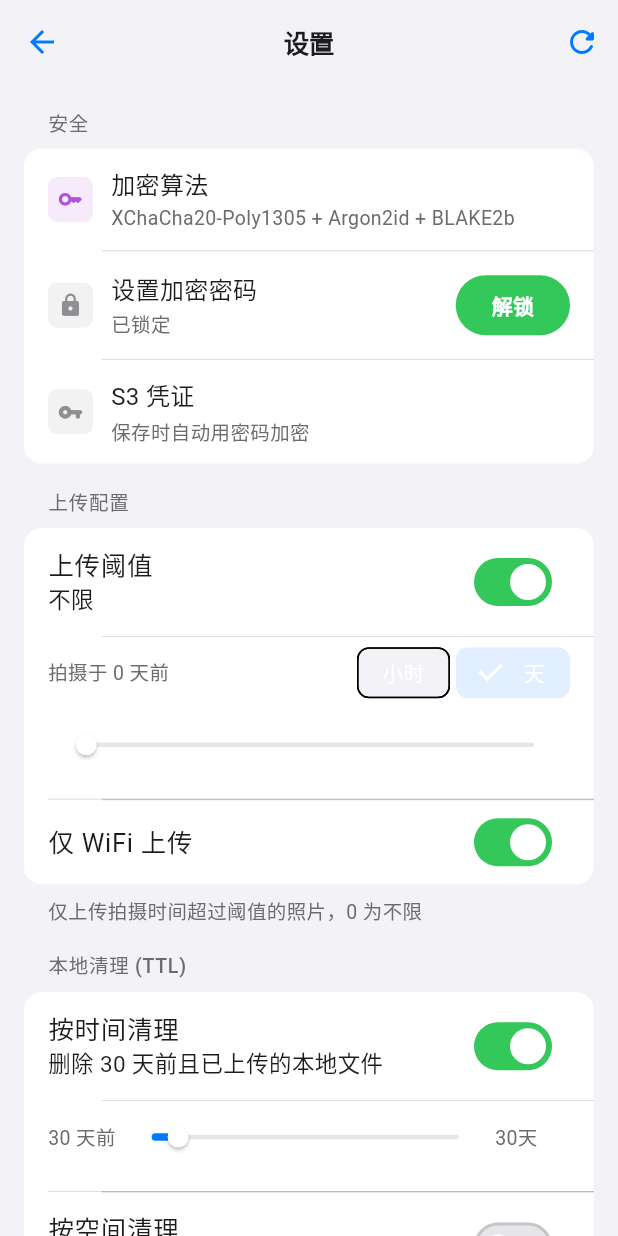
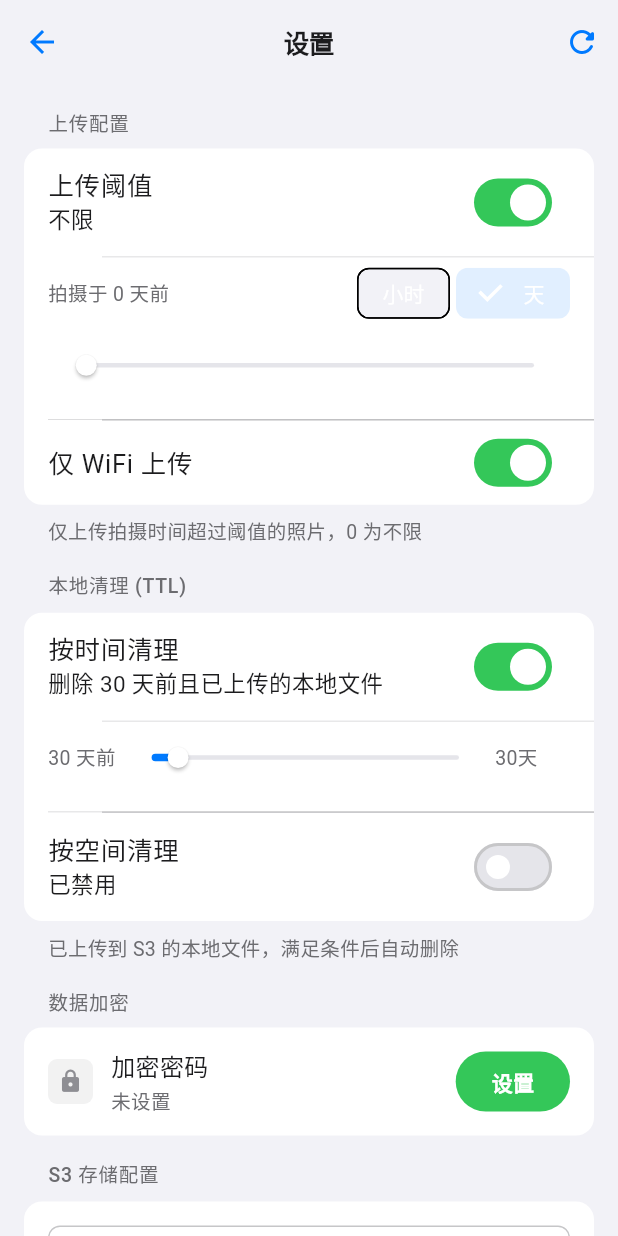
Before and after one commit to kungf/enpix, a Flutter app: the SettingsScreen screen opened directly, after a tap on "按时间清理", on a phone screen of 412 x 824 dp. Run offline on Flutter 3.47's test engine with Material 3 defaults, Android fonts, the phone set to English and light mode, and no system bars; our stand-ins replace device_info_plus, dio, fl_chart, flutter_riverpod, flutter_secure_storage; missing offline and left inert: cryptography, photo_manager; accounts and stored records are empty.

Commit message:
refactor: remove SK encryption, simplify settings UI with user-friendly labels
credential_service:
- Store AK/SK as plaintext in Keychain (iOS Keychain already
  hardware-encrypted - KEK wrapping was redundant)
- loadS3Credentials() no longer requires isSessionActive
- saveS3Credentials() no longer checks for KEK session
- Fixed changePassphrase secureFree/endSession ordering
- Keychain keys renamed to access_key_v2 / secret_key_v2
  (existing credentials must be re-saved after this update)

settings UI:
- SecuritySection: removed encryption algorithm and S3 credential rows;
  simplified to passphrase set/unset; uses ref.watch instead
  of local _hasPassphrase cache
- AboutSection: collapsed crypto algorithm details under
  expandable tech-info header; cached FutureBuilder future
- SettingsScreen: reordered sections (upload config first,
  encryption moved after TTL)
- unlock_dialog: renamed title/button from unlock to confirm

overview screen:
- Removed encryption algorithm status row
- Changed encryption key status labels to be user-friendly

Co-Authored-By: Claude <noreply@anthropic.com>

```diff
--- a/lib/presentation/screens/cloud_gallery/cloud_gallery_screen.dart
+++ b/lib/presentation/screens/cloud_gallery/cloud_gallery_screen.dart
@@ -112,14 +112,6 @@ class _CloudGalleryScreenState extends ConsumerState<CloudGalleryScreen> {
       final s3 = ref.read(s3ServiceProvider);
 
       if (!s3.isConfigured) {
-        if (!credService.isSessionActive) {
-          setState(() {
-            _loading = false;
-            _error = true;
-            _needPassphrase = true;
-          });
-          return;
-        }
         final endpointUrl = await credService.getS3Endpoint() ?? '';
         final bucketName = await credService.getS3Bucket() ?? '';
         if (endpointUrl.isEmpty || bucketName.isEmpty) {
@@ -284,7 +276,7 @@ class _CloudGalleryScreenState extends ConsumerState<CloudGalleryScreen> {
       if (!credService.isSessionActive) {
         if (mounted)
           ScaffoldMessenger.of(context)
-              .showSnackBar(const SnackBar(content: Text('请先在设置中创建加密密码')));
+              .showSnackBar(const SnackBar(content: Text('请先在设置中设置加密密码')));
         return;
       }
       if (mounted)
@@ -416,8 +408,8 @@ class _CloudGalleryScreenState extends ConsumerState<CloudGalleryScreen> {
       if (_needPassphrase) {
         return EnpixEmptyState(
             icon: Icons.lock_outline_rounded,
-            title: '需要设置加密密钥',
-            subtitle: 'Enpix 使用端到端加密保护你的照片\n请前往设置 → 安全中创建加密密码',
+            title: '需要设置加密密码',
+            subtitle: 'Enpix 使用端到端加密保护你的照片\n请前往设置 → 数据加密中设置密码',
             action: FilledButton.icon(
                 onPressed: widget.onNavigateToSettings,
                 icon: const Icon(Icons.settings_rounded, size: 18),
--- a/lib/presentation/screens/local_gallery/local_gallery_screen.dart
+++ b/lib/presentation/screens/local_gallery/local_gallery_screen.dart
@@ -198,7 +198,7 @@ class _LocalGalleryScreenState extends ConsumerState<LocalGalleryScreen>
     if (!credService.isSessionActive) {
       if (mounted) {
         ScaffoldMessenger.of(context).showSnackBar(
-          const SnackBar(content: Text('请先在设置中解锁密钥')),
+          const SnackBar(content: Text('请先在设置中设置加密密码')),
         );
       }
       return;
--- a/lib/presentation/screens/overview/overview_screen.dart
+++ b/lib/presentation/screens/overview/overview_screen.dart
@@ -438,8 +438,8 @@ class _SystemStatusCard extends ConsumerWidget {
           const SizedBox(height: AppSpacing.md),
           _StatusRow(
             icon: Icons.lock_rounded,
-            label: '加密密钥',
-            status: isSessionActive ? '已解锁' : '未解锁',
+            label: '数据加密',
+            status: isSessionActive ? '已就绪' : '未就绪',
             statusColor:
                 isSessionActive ? AppColors.brandGreen : AppColors.brandOrange,
           ),
@@ -458,13 +458,6 @@ class _SystemStatusCard extends ConsumerWidget {
             label: '本地清理',
             status: '按需运行',
             statusColor: AppColors.labelSecondary,
-          ),
-          const Divider(indent: 0),
-          _StatusRow(
-            icon: Icons.shield_rounded,
-            label: '加密算法',
-            status: 'XChaCha20-Poly1305',
-            statusColor: AppColors.brandPurple,
           ),
         ],
       ),
--- a/lib/presentation/screens/settings/dialogs/unlock_and_reset_dialogs.dart
+++ b/lib/presentation/screens/settings/dialogs/unlock_and_reset_dialogs.dart
@@ -26,9 +26,9 @@ class _UnlockDialogState extends State<_UnlockDialog> {
   @override
   Widget build(BuildContext context) {
     return AlertDialog(
-      title: const Text('解锁密钥'),
+      title: const Text('输入密码'),
       content: Column(mainAxisSize: MainAxisSize.min, children: [
-        const Text('输入密码以解锁 KEK 会话'),
+        const Text('请输入加密密码以继续'),
         const SizedBox(height: AppSpacing.lg),
         TextField(
           controller: _ctrl, obscureText: _obscure,
@@ -42,7 +42,7 @@ class _UnlockDialogState extends State<_UnlockDialog> {
       ]),
       actions: [
         TextButton(onPressed: () => Navigator.pop(context), child: const Text('取消')),
-        FilledButton(onPressed: () => Navigator.pop(context, _ctrl.text), child: const Text('解锁')),
+        FilledButton(onPressed: () => Navigator.pop(context, _ctrl.text), child: const Text('确定')),
       ],
     );
   }
--- a/lib/presentation/screens/settings/settings_screen.dart
+++ b/lib/presentation/screens/settings/settings_screen.dart
@@ -54,9 +54,9 @@ class _SettingsScreenState extends ConsumerState<SettingsScreen> {
       body: ListView(
         padding: const EdgeInsets.symmetric(vertical: AppSpacing.sm),
         children: const [
-          SecuritySection(),
           UploadSection(),
           TtlSection(),
+          SecuritySection(),
           StorageSection(),
           AboutSection(),
           SizedBox(height: AppSpacing.xxxxl),
--- a/lib/presentation/screens/settings/widgets/about_section.dart
+++ b/lib/presentation/screens/settings/widgets/about_section.dart
@@ -4,34 +4,68 @@ import 'package:see_photo/core/theme/app_colors.dart';
 import 'package:see_photo/core/theme/app_spacing.dart';
 import 'package:see_photo/services/providers.dart';
 import 'package:see_photo/presentation/shared/widgets/enpix_section.dart';
+import 'package:see_photo/presentation/shared/widgets/enpix_list_tile.dart';
 
-/// About section — app version, crypto info, KEK fingerprint.
-class AboutSection extends ConsumerWidget {
+/// About section — app version and KEK fingerprint.
+class AboutSection extends ConsumerStatefulWidget {
   const AboutSection({super.key});
 
   @override
-  Widget build(BuildContext context, WidgetRef ref) {
-    final cred = ref.read(credentialServiceProvider);
+  ConsumerState<AboutSection> createState() => _AboutSectionState();
+}
+
+class _AboutSectionState extends ConsumerState<AboutSection> {
+  bool _showTechInfo = false;
+  Future<String?>? _cachedFingerprint;
+
+  @override
+  void initState() {
+    super.initState();
+    _cachedFingerprint = ref.read(credentialServiceProvider).getKekFingerprint();
+  }
+
+  @override
+  Widget build(BuildContext context) {
     return EnpixSection(
       header: '关于',
       children: [
+        _infoTile('版本', '0.1.0', Icons.info_outline_rounded, AppColors.brandBlue),
         FutureBuilder<String?>(
-          future: cred.getKekFingerprint(),
-          builder: (_, s) => _infoRow('KEK 指纹', s.data?.substring(0, 12) ?? '—', mono: true),
+          future: _cachedFingerprint,
+          builder: (_, s) => _infoTile('KEK 指纹', s.data?.substring(0, 12) ?? '—', Icons.fingerprint_rounded, AppColors.brandGray),
         ),
-        _infoRow('版本', '0.1.0'),
-        _infoRow('加密', 'XChaCha20-Poly1305'),
-        _infoRow('密钥派生', 'Argon2id (64 MiB)'),
-        _infoRow('哈希', 'BLAKE2b-256'),
+        const Divider(indent: 52),
+        InkWell(
+          onTap: () => setState(() => _showTechInfo = !_showTechInfo),
+          child: Padding(
+            padding: const EdgeInsets.symmetric(horizontal: AppSpacing.lg, vertical: AppSpacing.sm),
+            child: Row(children: [
+              Icon(_showTechInfo ? Icons.expand_less_rounded : Icons.expand_more_rounded,
+                  size: 20, color: AppColors.labelSecondary),
+              const SizedBox(width: AppSpacing.sm),
+              Text('技术信息', style: const TextStyle(fontSize: 15, color: AppColors.labelSecondary)),
+            ]),
+          ),
+        ),
+        if (_showTechInfo) ...[
+          _infoRow('加密', 'XChaCha20-Poly1305'),
+          _infoRow('密钥派生', 'Argon2id (64 MiB)'),
+          _infoRow('哈希', 'BLAKE2b-256'),
+        ],
       ],
     );
   }
 
-  Widget _infoRow(String label, String value, {bool mono = false}) => Padding(
-    padding: const EdgeInsets.symmetric(horizontal: AppSpacing.lg, vertical: AppSpacing.sm),
+  Widget _infoTile(String label, String value, IconData icon, Color color) => EnpixListTile(
+    icon: icon, iconColor: color,
+    title: label, subtitle: value,
+  );
+
+  Widget _infoRow(String label, String value) => Padding(
+    padding: const EdgeInsets.fromLTRB(AppSpacing.lg, AppSpacing.sm, AppSpacing.lg, AppSpacing.sm),
     child: Row(children: [
       SizedBox(width: 80, child: Text(label, style: const TextStyle(fontSize: 15, color: AppColors.labelSecondary))),
-      Expanded(child: Text(value, style: TextStyle(fontSize: 15, color: AppColors.labelPrimary, fontFamily: mono ? 'monospace' : null))),
+      Expanded(child: Text(value, style: const TextStyle(fontSize: 15, color: AppColors.labelPrimary, fontFamily: 'monospace'))),
     ]),
   );
 }
--- a/lib/presentation/screens/settings/widgets/security_section.dart
+++ b/lib/presentation/screens/settings/widgets/security_section.dart
@@ -8,86 +8,90 @@ import 'package:see_photo/presentation/shared/widgets/enpix_list_tile.dart';
 import 'package:see_photo/presentation/screens/settings/dialogs/setup_password_dialog.dart';
 import 'package:see_photo/presentation/screens/settings/dialogs/unlock_and_reset_dialogs.dart';
 
-/// Security section — encryption key management.
-class SecuritySection extends ConsumerWidget {
+/// Encryption passphrase section — controls the passphrase that protects
+/// end-to-end encrypted cloud photos.
+class SecuritySection extends ConsumerStatefulWidget {
   const SecuritySection({super.key});
 
   @override
-  Widget build(BuildContext context, WidgetRef ref) {
-    final credService = ref.read(credentialServiceProvider);
+  ConsumerState<SecuritySection> createState() => _SecuritySectionState();
+}
+
+class _SecuritySectionState extends ConsumerState<SecuritySection> {
+  @override
+  Widget build(BuildContext context) {
+    final cred = ref.watch(credentialServiceProvider);
+    final isActive = cred.isSessionActive;
 
     return EnpixSection(
-      header: '安全',
+      header: '数据加密',
       children: [
-        const EnpixListTile(
-          icon: Icons.key_rounded, iconColor: AppColors.brandPurple,
-          title: '加密算法', subtitle: 'XChaCha20-Poly1305 + Argon2id + BLAKE2b',
-        ),
-        _PassphraseTile(credService: credService),
-        const EnpixListTile(
-          icon: Icons.vpn_key_rounded, iconColor: AppColors.brandGray,
-          title: 'S3 凭证', subtitle: '保存时自动用密码加密',
+        EnpixListTile(
+          icon: Icons.lock_rounded,
+          iconColor: isActive ? AppColors.brandGreen : AppColors.brandGray,
+          title: '加密密码',
+          subtitle: isActive ? '已设置' : '未设置',
+          trailing: isActive
+              ? TextButton(
+                  onPressed: _changePassphrase,
+                  child: const Text('修改', style: TextStyle(fontSize: 15)),
+                )
+              : FilledButton.tonal(
+                  onPressed: _setupPassphrase,
+                  child: const Text('设置'),
+                ),
         ),
       ],
     );
   }
-}
 
-class _PassphraseTile extends ConsumerWidget {
-  final CredentialService credService;
-  const _PassphraseTile({required this.credService});
-
-  @override
-  Widget build(BuildContext context, WidgetRef ref) {
-    final active = credService.isSessionActive;
-    return EnpixListTile(
-      icon: Icons.lock_rounded,
-      iconColor: active ? AppColors.brandGreen : AppColors.brandGray,
-      title: active ? '加密密钥' : '设置加密密码',
-      subtitle: active ? '已解锁' : '已锁定',
-      trailing: Row(mainAxisSize: MainAxisSize.min, children: [
-        if (active)
-          IconButton(
-            icon: const Icon(Icons.delete_outline_rounded, size: 18, color: AppColors.brandRed),
-            onPressed: () => _reset(context, ref),
-            tooltip: '重置',
-          )
-        else
-          FilledButton.tonal(onPressed: () => _unlockOrSetup(context, ref), child: const Text('解锁')),
-      ]),
-    );
-  }
-
-  Future<void> _unlockOrSetup(BuildContext context, WidgetRef ref) async {
+  Future<void> _setupPassphrase() async {
     final cred = ref.read(credentialServiceProvider);
-    final hasPw = await cred.hasPassphrase();
-    if (hasPw) {
-      final pw = await showUnlockDialog(context);
-      if (pw == null || pw.isEmpty) return;
-      try {
-        await cred.unlockWithPassphrase(pw);
-        if (context.mounted) ScaffoldMessenger.of(context).showSnackBar(
-          const SnackBar(content: Text('已解锁'), backgroundColor: AppColors.brandGreen));
-      } on Exception {
-        if (context.mounted) ScaffoldMessenger.of(context).showSnackBar(
-          const SnackBar(content: Text('密码错误')));
-      }
-    } else {
-      final pw = await showSetupPasswordDialog(context);
-      if (pw == null || pw.isEmpty) return;
+    final pw = await showSetupPasswordDialog(context);
+    if (pw == null || pw.isEmpty) return;
+    try {
       final kek = await cred.setupPassphrase(pw);
       cred.startSession(kek);
-      if (context.mounted) ScaffoldMessenger.of(context).showSnackBar(
-        const SnackBar(content: Text('密码已设置'), backgroundColor: AppColors.brandGreen));
+      if (mounted) {
+        ScaffoldMessenger.of(context).showSnackBar(
+          const SnackBar(content: Text('加密密码已设置'), backgroundColor: AppColors.brandGreen));
+      }
+    } catch (e) {
+      if (mounted) {
+        ScaffoldMessenger.of(context).showSnackBar(
+          SnackBar(content: Text('设置失败: $e'), backgroundColor: AppColors.brandRed));
+      }
     }
   }
 
-  Future<void> _reset(BuildContext context, WidgetRef ref) async {
-    final ok = await showResetDialog(context);
-    if (ok == true) {
-      await ref.read(credentialServiceProvider).resetAll();
-      if (context.mounted) ScaffoldMessenger.of(context).showSnackBar(
-        const SnackBar(content: Text('已重置')));
+  Future<void> _changePassphrase() async {
+    final cred = ref.read(credentialServiceProvider);
+    final oldPw = await showUnlockDialog(context);
+    if (oldPw == null || oldPw.isEmpty) return;
+    try {
+      await cred.verifyPassphrase(oldPw);
+    } on Exception {
+      if (mounted) {
+        ScaffoldMessenger.of(context).showSnackBar(
+          const SnackBar(content: Text('密码错误'), backgroundColor: AppColors.brandRed));
+      }
+      return;
+    }
+
+    final newPw = await showSetupPasswordDialog(context);
+    if (newPw == null || newPw.isEmpty) return;
+
+    try {
+      await cred.changePassphrase(oldPw, newPw);
+      if (mounted) {
+        ScaffoldMessenger.of(context).showSnackBar(
+          const SnackBar(content: Text('密码已更新'), backgroundColor: AppColors.brandGreen));
+      }
+    } catch (e) {
+      if (mounted) {
+        ScaffoldMessenger.of(context).showSnackBar(
+          SnackBar(content: Text('修改失败: $e'), backgroundColor: AppColors.brandRed));
+      }
     }
   }
 }
--- a/lib/presentation/screens/settings/widgets/storage_section.dart
+++ b/lib/presentation/screens/settings/widgets/storage_section.dart
@@ -82,7 +82,6 @@ class _StorageSectionState extends ConsumerState<StorageSection> {
     await cred.saveS3Endpoint(ep);
     await cred.saveS3Bucket(bk);
     await cred.saveS3Region(rg.isNotEmpty ? rg : 'default');
-    if (cred.isSessionActive) {
     final ak = _akCtrl.text.trim();
     final sk = _skCtrl.text.trim();
     if (ak.isEmpty || sk.isEmpty) {
@@ -92,13 +91,10 @@ class _StorageSectionState extends ConsumerState<StorageSection> {
     try {
       await cred.saveS3Credentials(ak, sk);
       if (mounted) ScaffoldMessenger.of(context).showSnackBar(const SnackBar(
-          content: Text('S3 凭证已加密保存'), backgroundColor: AppColors.brandGreen));
+        content: Text('S3 凭证已保存'), backgroundColor: AppColors.brandGreen));
     } catch (e) {
       if (mounted) ScaffoldMessenger.of(context).showSnackBar(SnackBar(
         content: Text('保存失败: $e'), backgroundColor: AppColors.brandRed));
-      }
-    } else {
-      ScaffoldMessenger.of(context).showSnackBar(const SnackBar(content: Text('建议先设置密码再保存凭证')));
     }
   }
 
```
Also changed, not shown: lib/services/crypto/credential_service.dart (+45 -73 lines). Lines whose indentation alone changed are shown as unchanged.
